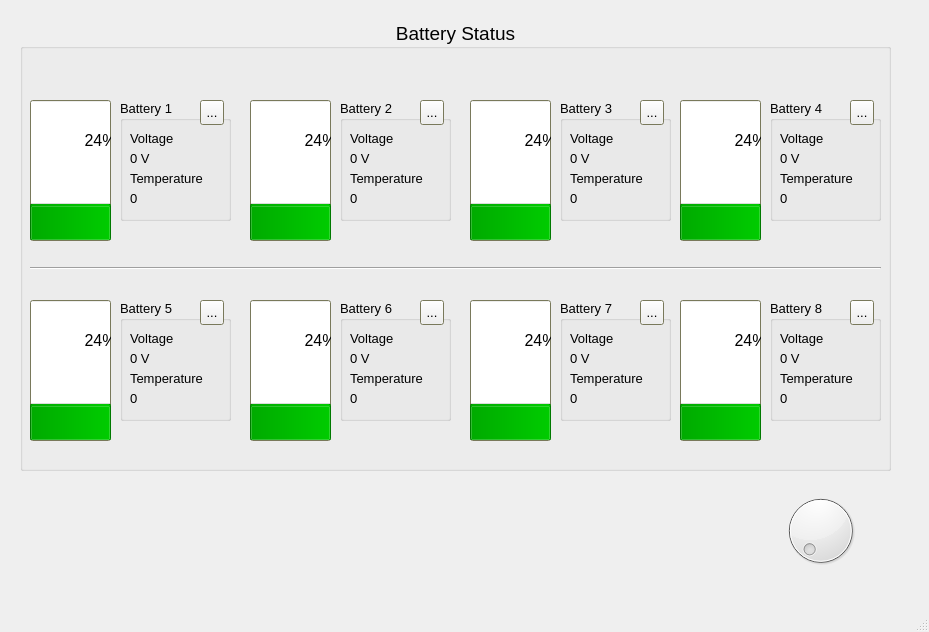
This is interface.ui in huseinaji/Python-HMI-Battery-Charger as Qt 5 draws it before an edit. The edited form follows.
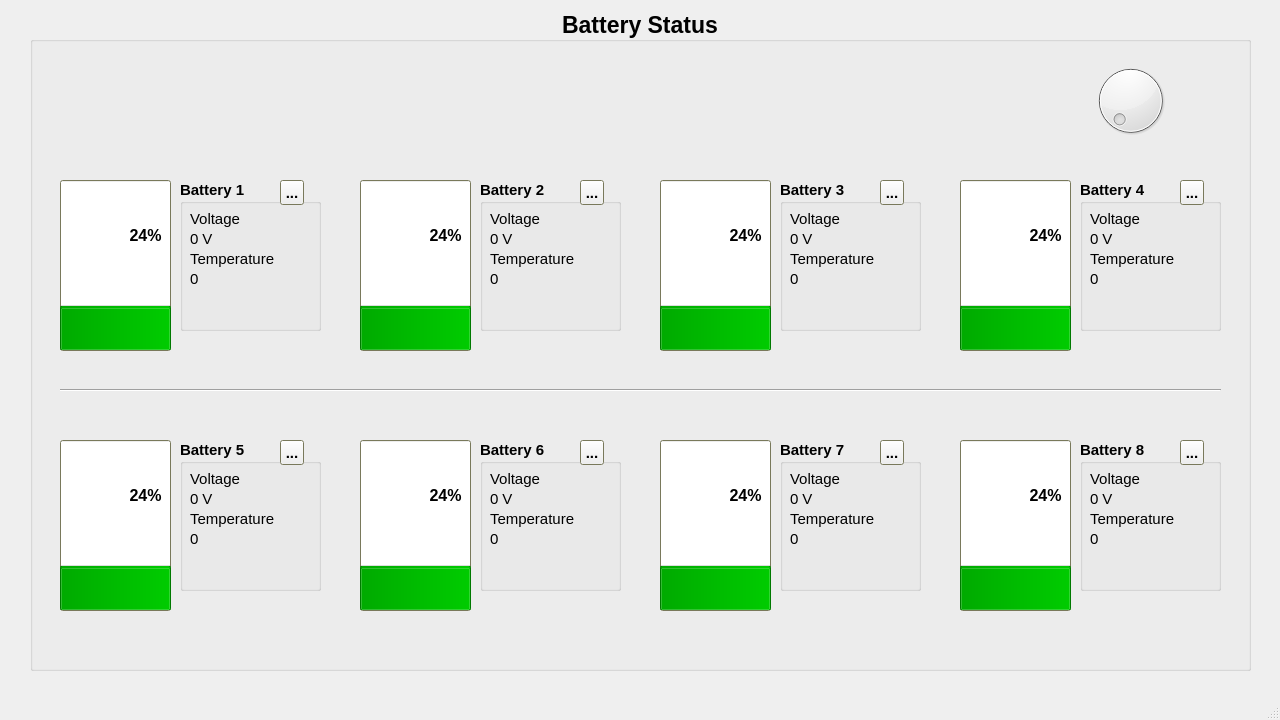
This is the edited form. Icons and pictures are not drawn.

```diff
--- a/interface.ui
+++ b/interface.ui
@@ -6,8 +6,8 @@
    <rect>
     <x>0</x>
     <y>0</y>
-    <width>929</width>
-    <height>632</height>
+    <width>1280</width>
+    <height>720</height>
    </rect>
   </property>
   <property name="windowTitle">
@@ -17,10 +17,10 @@
    <widget class="QStackedWidget" name="stackedWidget">
     <property name="geometry">
      <rect>
-      <x>10</x>
-      <y>10</y>
-      <width>911</width>
-      <height>571</height>
+      <x>0</x>
+      <y>0</y>
+      <width>1261</width>
+      <height>681</height>
      </rect>
     </property>
     <property name="currentIndex">
@@ -30,10 +30,10 @@
      <widget class="QGroupBox" name="groupBox">
       <property name="geometry">
        <rect>
-        <x>10</x>
+        <x>30</x>
         <y>10</y>
-        <width>871</width>
-        <height>451</height>
+        <width>1221</width>
+        <height>661</height>
        </rect>
       </property>
       <property name="palette">
@@ -102,9 +102,9 @@
       </property>
       <property name="font">
        <font>
-        <pointsize>14</pointsize>
-        <weight>50</weight>
-        <bold>false</bold>
+        <pointsize>17</pointsize>
+        <weight>75</weight>
+        <bold>true</bold>
        </font>
       </property>
       <property name="contextMenuPolicy">
@@ -125,10 +125,10 @@
       <widget class="QProgressBar" name="progressBar_3">
        <property name="geometry">
         <rect>
-         <x>450</x>
-         <y>80</y>
-         <width>81</width>
-         <height>141</height>
+         <x>630</x>
+         <y>170</y>
+         <width>111</width>
+         <height>171</height>
         </rect>
        </property>
        <property name="palette">
@@ -171,6 +171,8 @@
        <property name="font">
         <font>
          <pointsize>12</pointsize>
+         <weight>75</weight>
+         <bold>true</bold>
         </font>
        </property>
        <property name="mouseTracking">
@@ -198,10 +200,10 @@
       <widget class="QProgressBar" name="progressBar_2">
        <property name="geometry">
         <rect>
-         <x>230</x>
-         <y>80</y>
-         <width>81</width>
-         <height>141</height>
+         <x>330</x>
+         <y>170</y>
+         <width>111</width>
+         <height>171</height>
         </rect>
        </property>
        <property name="palette">
@@ -244,6 +246,8 @@
        <property name="font">
         <font>
          <pointsize>12</pointsize>
+         <weight>75</weight>
+         <bold>true</bold>
         </font>
        </property>
        <property name="layoutDirection">
@@ -265,10 +269,10 @@
       <widget class="QProgressBar" name="progressBar">
        <property name="geometry">
         <rect>
-         <x>10</x>
-         <y>80</y>
-         <width>81</width>
-         <height>141</height>
+         <x>30</x>
+         <y>170</y>
+         <width>111</width>
+         <height>171</height>
         </rect>
        </property>
        <property name="palette">
@@ -311,6 +315,8 @@
        <property name="font">
         <font>
          <pointsize>12</pointsize>
+         <weight>75</weight>
+         <bold>true</bold>
          <stylestrategy>PreferDefault</stylestrategy>
          <kerning>true</kerning>
         </font>
@@ -349,10 +355,10 @@
       <widget class="QProgressBar" name="progressBar_4">
        <property name="geometry">
         <rect>
-         <x>660</x>
-         <y>80</y>
-         <width>81</width>
-         <height>141</height>
+         <x>930</x>
+         <y>170</y>
+         <width>111</width>
+         <height>171</height>
         </rect>
        </property>
        <property name="palette">
@@ -395,6 +401,8 @@
        <property name="font">
         <font>
          <pointsize>12</pointsize>
+         <weight>75</weight>
+         <bold>true</bold>
         </font>
        </property>
        <property name="layoutDirection">
@@ -419,10 +427,10 @@
        </property>
        <property name="geometry">
         <rect>
-         <x>10</x>
-         <y>280</y>
-         <width>81</width>
-         <height>141</height>
+         <x>30</x>
+         <y>430</y>
+         <width>111</width>
+         <height>171</height>
         </rect>
        </property>
        <property name="palette">
@@ -465,6 +473,8 @@
        <property name="font">
         <font>
          <pointsize>12</pointsize>
+         <weight>75</weight>
+         <bold>true</bold>
         </font>
        </property>
        <property name="layoutDirection">
@@ -495,10 +505,10 @@
       <widget class="QProgressBar" name="progressBar_6">
        <property name="geometry">
         <rect>
-         <x>230</x>
-         <y>280</y>
-         <width>81</width>
-         <height>141</height>
+         <x>330</x>
+         <y>430</y>
+         <width>111</width>
+         <height>171</height>
         </rect>
        </property>
        <property name="palette">
@@ -541,6 +551,8 @@
        <property name="font">
         <font>
          <pointsize>12</pointsize>
+         <weight>75</weight>
+         <bold>true</bold>
         </font>
        </property>
        <property name="layoutDirection">
@@ -565,10 +577,10 @@
       <widget class="QProgressBar" name="progressBar_7">
        <property name="geometry">
         <rect>
-         <x>450</x>
-         <y>280</y>
-         <width>81</width>
-         <height>141</height>
+         <x>630</x>
+         <y>430</y>
+         <width>111</width>
+         <height>171</height>
         </rect>
        </property>
        <property name="palette">
@@ -611,6 +623,8 @@
        <property name="font">
         <font>
          <pointsize>12</pointsize>
+         <weight>75</weight>
+         <bold>true</bold>
         </font>
        </property>
        <property name="layoutDirection">
@@ -632,10 +646,10 @@
       <widget class="QProgressBar" name="progressBar_8">
        <property name="geometry">
         <rect>
-         <x>660</x>
-         <y>280</y>
-         <width>81</width>
-         <height>141</height>
+         <x>930</x>
+         <y>430</y>
+         <width>111</width>
+         <height>171</height>
         </rect>
        </property>
        <property name="palette">
@@ -678,6 +692,8 @@
        <property name="font">
         <font>
          <pointsize>12</pointsize>
+         <weight>75</weight>
+         <bold>true</bold>
         </font>
        </property>
        <property name="layoutDirection">
@@ -699,15 +715,17 @@
       <widget class="QGroupBox" name="groupBox_8">
        <property name="geometry">
         <rect>
-         <x>540</x>
-         <y>280</y>
-         <width>111</width>
-         <height>121</height>
+         <x>750</x>
+         <y>430</y>
+         <width>141</width>
+         <height>151</height>
         </rect>
        </property>
        <property name="font">
         <font>
-         <pointsize>10</pointsize>
+         <pointsize>11</pointsize>
+         <weight>75</weight>
+         <bold>true</bold>
         </font>
        </property>
        <property name="title">
@@ -722,6 +740,13 @@
           <height>17</height>
          </rect>
         </property>
+        <property name="font">
+         <font>
+          <pointsize>11</pointsize>
+          <weight>50</weight>
+          <bold>false</bold>
+         </font>
+        </property>
         <property name="text">
          <string>0 V</string>
         </property>
@@ -735,6 +760,13 @@
           <height>17</height>
          </rect>
         </property>
+        <property name="font">
+         <font>
+          <pointsize>11</pointsize>
+          <weight>50</weight>
+          <bold>false</bold>
+         </font>
+        </property>
         <property name="text">
          <string>Temperature </string>
         </property>
@@ -748,6 +780,13 @@
           <height>17</height>
          </rect>
         </property>
+        <property name="font">
+         <font>
+          <pointsize>11</pointsize>
+          <weight>50</weight>
+          <bold>false</bold>
+         </font>
+        </property>
         <property name="text">
          <string>Voltage </string>
         </property>
@@ -761,6 +800,13 @@
           <height>17</height>
          </rect>
         </property>
+        <property name="font">
+         <font>
+          <pointsize>11</pointsize>
+          <weight>50</weight>
+          <bold>false</bold>
+         </font>
+        </property>
         <property name="text">
          <string>0 </string>
         </property>
@@ -768,7 +814,7 @@
        <widget class="QToolButton" name="toolButton_7">
         <property name="geometry">
          <rect>
-          <x>80</x>
+          <x>100</x>
           <y>0</y>
           <width>24</width>
           <height>25</height>
@@ -782,15 +828,17 @@
       <widget class="QGroupBox" name="groupBox_5">
        <property name="geometry">
         <rect>
-         <x>750</x>
-         <y>80</y>
-         <width>111</width>
-         <height>121</height>
+         <x>1050</x>
+         <y>170</y>
+         <width>141</width>
+         <height>151</height>
         </rect>
        </property>
        <property name="font">
         <font>
-         <pointsize>10</pointsize>
+         <pointsize>11</pointsize>
+         <weight>75</weight>
+         <bold>true</bold>
         </font>
        </property>
        <property name="title">
@@ -805,6 +853,13 @@
           <height>17</height>
          </rect>
         </property>
+        <property name="font">
+         <font>
+          <pointsize>11</pointsize>
+          <weight>50</weight>
+          <bold>false</bold>
+         </font>
+        </property>
         <property name="text">
          <string>0 V</string>
         </property>
@@ -818,6 +873,13 @@
           <height>17</height>
          </rect>
         </property>
+        <property name="font">
+         <font>
+          <pointsize>11</pointsize>
+          <weight>50</weight>
+          <bold>false</bold>
+         </font>
+        </property>
         <property name="text">
          <string>Temperature </string>
         </property>
@@ -831,6 +893,13 @@
           <height>17</height>
          </rect>
         </property>
+        <property name="font">
+         <font>
+          <pointsize>11</pointsize>
+          <weight>50</weight>
+          <bold>false</bold>
+         </font>
+        </property>
         <property name="text">
          <string>Voltage </string>
         </property>
@@ -844,6 +913,13 @@
           <height>17</height>
          </rect>
         </property>
+        <property name="font">
+         <font>
+          <pointsize>11</pointsize>
+          <weight>50</weight>
+          <bold>false</bold>
+         </font>
+        </property>
         <property name="text">
          <string>0 </string>
         </property>
@@ -851,7 +927,7 @@
        <widget class="QToolButton" name="toolButton_4">
         <property name="geometry">
          <rect>
-          <x>80</x>
+          <x>100</x>
           <y>0</y>
           <width>24</width>
           <height>25</height>
@@ -865,15 +941,17 @@
       <widget class="QGroupBox" name="groupBox_2">
        <property name="geometry">
         <rect>
-         <x>100</x>
-         <y>80</y>
-         <width>111</width>
-         <height>121</height>
+         <x>150</x>
+         <y>170</y>
+         <width>141</width>
+         <height>151</height>
         </rect>
        </property>
        <property name="font">
         <font>
-         <pointsize>10</pointsize>
+         <pointsize>11</pointsize>
+         <weight>75</weight>
+         <bold>true</bold>
         </font>
        </property>
        <property name="title">
@@ -888,6 +966,13 @@
           <height>17</height>
          </rect>
         </property>
+        <property name="font">
+         <font>
+          <pointsize>11</pointsize>
+          <weight>50</weight>
+          <bold>false</bold>
+         </font>
+        </property>
         <property name="text">
          <string>Voltage </string>
         </property>
@@ -901,6 +986,13 @@
           <height>17</height>
          </rect>
         </property>
+        <property name="font">
+         <font>
+          <pointsize>11</pointsize>
+          <weight>50</weight>
+          <bold>false</bold>
+         </font>
+        </property>
         <property name="text">
          <string>Temperature </string>
         </property>
@@ -914,6 +1006,13 @@
           <height>17</height>
          </rect>
         </property>
+        <property name="font">
+         <font>
+          <pointsize>11</pointsize>
+          <weight>50</weight>
+          <bold>false</bold>
+         </font>
+        </property>
         <property name="text">
          <string>0 V</string>
         </property>
@@ -927,6 +1026,13 @@
           <height>17</height>
          </rect>
         </property>
+        <property name="font">
+         <font>
+          <pointsize>11</pointsize>
+          <weight>50</weight>
+          <bold>false</bold>
+         </font>
+        </property>
         <property name="text">
          <string>0</string>
         </property>
@@ -934,7 +1040,7 @@
        <widget class="QToolButton" name="toolButton">
         <property name="geometry">
          <rect>
-          <x>80</x>
+          <x>100</x>
           <y>0</y>
           <width>24</width>
           <height>25</height>
@@ -948,15 +1054,17 @@
       <widget class="QGroupBox" name="groupBox_4">
        <property name="geometry">
         <rect>
-         <x>540</x>
-         <y>80</y>
-         <width>111</width>
-         <height>121</height>
+         <x>750</x>
+         <y>170</y>
+         <width>141</width>
+         <height>151</height>
         </rect>
        </property>
        <property name="font">
         <font>
-         <pointsize>10</pointsize>
+         <pointsize>11</pointsize>
+         <weight>75</weight>
+         <bold>true</bold>
         </font>
        </property>
        <property name="title">
@@ -971,6 +1079,13 @@
           <height>17</height>
          </rect>
         </property>
+        <property name="font">
+         <font>
+          <pointsize>11</pointsize>
+          <weight>50</weight>
+          <bold>false</bold>
+         </font>
+        </property>
         <property name="text">
          <string>0 V</string>
         </property>
@@ -984,6 +1099,13 @@
           <height>17</height>
          </rect>
         </property>
+        <property name="font">
+         <font>
+          <pointsize>11</pointsize>
+          <weight>50</weight>
+          <bold>false</bold>
+         </font>
+        </property>
         <property name="text">
          <string>Temperature </string>
         </property>
@@ -997,6 +1119,13 @@
           <height>17</height>
          </rect>
         </property>
+        <property name="font">
+         <font>
+          <pointsize>11</pointsize>
+          <weight>50</weight>
+          <bold>false</bold>
+         </font>
+        </property>
         <property name="text">
          <string>Voltage </string>
         </property>
@@ -1010,6 +1139,13 @@
           <height>17</height>
          </rect>
         </property>
+        <property name="font">
+         <font>
+          <pointsize>11</pointsize>
+          <weight>50</weight>
+          <bold>false</bold>
+         </font>
+        </property>
         <property name="text">
          <string>0 </string>
         </property>
@@ -1017,7 +1153,7 @@
        <widget class="QToolButton" name="toolButton_3">
         <property name="geometry">
          <rect>
-          <x>80</x>
+          <x>100</x>
           <y>0</y>
           <width>24</width>
           <height>25</height>
@@ -1031,15 +1167,18 @@
       <widget class="QGroupBox" name="groupBox_9">
        <property name="geometry">
         <rect>
-         <x>750</x>
-         <y>280</y>
-         <width>111</width>
-         <height>121</height>
+         <x>1050</x>
+         <y>430</y>
+         <width>141</width>
+         <height>151</height>
         </rect>
        </property>
        <property name="font">
         <font>
-         <pointsize>10</pointsize>
+         <pointsize>11</pointsize>
+         <weight>75</weight>
+         <italic>false</italic>
+         <bold>true</bold>
         </font>
        </property>
        <property name="title">
@@ -1054,6 +1193,14 @@
           <height>17</height>
          </rect>
         </property>
+        <property name="font">
+         <font>
+          <pointsize>11</pointsize>
+          <weight>50</weight>
+          <italic>false</italic>
+          <bold>false</bold>
+         </font>
+        </property>
         <property name="text">
          <string>0 V</string>
         </property>
@@ -1067,6 +1214,15 @@
           <height>17</height>
          </rect>
         </property>
+        <property name="font">
+         <font>
+          <pointsize>11</pointsize>
+          <weight>50</weight>
+          <italic>false</italic>
+          <bold>false</bold>
+          <kerning>true</kerning>
+         </font>
+        </property>
         <property name="text">
          <string>Temperature </string>
         </property>
@@ -1080,6 +1236,14 @@
           <height>17</height>
          </rect>
         </property>
+        <property name="font">
+         <font>
+          <pointsize>11</pointsize>
+          <weight>50</weight>
+          <italic>false</italic>
+          <bold>false</bold>
+         </font>
+        </property>
         <property name="text">
          <string>Voltage </string>
         </property>
@@ -1093,6 +1257,14 @@
           <height>17</height>
          </rect>
         </property>
+        <property name="font">
+         <font>
+          <pointsize>11</pointsize>
+          <weight>50</weight>
+          <italic>false</italic>
+          <bold>false</bold>
+         </font>
+        </property>
         <property name="text">
          <string>0 </string>
         </property>
@@ -1100,7 +1272,7 @@
        <widget class="QToolButton" name="toolButton_8">
         <property name="geometry">
          <rect>
-          <x>80</x>
+          <x>100</x>
           <y>0</y>
           <width>24</width>
           <height>25</height>
@@ -1114,15 +1286,17 @@
       <widget class="QGroupBox" name="groupBox_7">
        <property name="geometry">
         <rect>
-         <x>320</x>
-         <y>280</y>
-         <width>111</width>
-         <height>121</height>
+         <x>450</x>
+         <y>430</y>
+         <width>141</width>
+         <height>151</height>
         </rect>
        </property>
        <property name="font">
         <font>
-         <pointsize>10</pointsize>
+         <pointsize>11</pointsize>
+         <weight>75</weight>
+         <bold>true</bold>
         </font>
        </property>
        <property name="title">
@@ -1137,6 +1311,13 @@
           <height>17</height>
          </rect>
         </property>
+        <property name="font">
+         <font>
+          <pointsize>11</pointsize>
+          <weight>50</weight>
+          <bold>false</bold>
+         </font>
+        </property>
         <property name="text">
          <string>0 V</string>
         </property>
@@ -1150,6 +1331,13 @@
           <height>17</height>
          </rect>
         </property>
+        <property name="font">
+         <font>
+          <pointsize>11</pointsize>
+          <weight>50</weight>
+          <bold>false</bold>
+         </font>
+        </property>
         <property name="text">
          <string>Temperature </string>
         </property>
@@ -1163,6 +1351,13 @@
           <height>17</height>
          </rect>
         </property>
+        <property name="font">
+         <font>
+          <pointsize>11</pointsize>
+          <weight>50</weight>
+          <bold>false</bold>
+         </font>
+        </property>
         <property name="text">
          <string>Voltage </string>
         </property>
@@ -1176,6 +1371,13 @@
           <height>17</height>
          </rect>
         </property>
+        <property name="font">
+         <font>
+          <pointsize>11</pointsize>
+          <weight>50</weight>
+          <bold>false</bold>
+         </font>
+        </property>
         <property name="text">
          <string>0 </string>
         </property>
@@ -1183,7 +1385,7 @@
        <widget class="QToolButton" name="toolButton_6">
         <property name="geometry">
          <rect>
-          <x>80</x>
+          <x>100</x>
           <y>0</y>
           <width>24</width>
           <height>25</height>
@@ -1197,15 +1399,17 @@
       <widget class="QGroupBox" name="groupBox_3">
        <property name="geometry">
         <rect>
-         <x>320</x>
-         <y>80</y>
-         <width>111</width>
-         <height>121</height>
+         <x>450</x>
+         <y>170</y>
+         <width>141</width>
+         <height>151</height>
         </rect>
        </property>
        <property name="font">
         <font>
-         <pointsize>10</pointsize>
+         <pointsize>11</pointsize>
+         <weight>75</weight>
+         <bold>true</bold>
         </font>
        </property>
        <property name="title">
@@ -1220,6 +1424,13 @@
           <height>17</height>
          </rect>
         </property>
+        <property name="font">
+         <font>
+          <pointsize>11</pointsize>
+          <weight>50</weight>
+          <bold>false</bold>
+         </font>
+        </property>
         <property name="text">
          <string>0 V</string>
         </property>
@@ -1233,6 +1444,13 @@
           <height>17</height>
          </rect>
         </property>
+        <property name="font">
+         <font>
+          <pointsize>11</pointsize>
+          <weight>50</weight>
+          <bold>false</bold>
+         </font>
+        </property>
         <property name="text">
          <string>Temperature </string>
         </property>
@@ -1246,6 +1464,13 @@
           <height>17</height>
          </rect>
         </property>
+        <property name="font">
+         <font>
+          <pointsize>11</pointsize>
+          <weight>50</weight>
+          <bold>false</bold>
+         </font>
+        </property>
         <property name="text">
          <string>Voltage </string>
         </property>
@@ -1259,6 +1484,13 @@
           <height>17</height>
          </rect>
         </property>
+        <property name="font">
+         <font>
+          <pointsize>11</pointsize>
+          <weight>50</weight>
+          <bold>false</bold>
+         </font>
+        </property>
         <property name="text">
          <string>0 </string>
         </property>
@@ -1266,7 +1498,7 @@
        <widget class="QToolButton" name="toolButton_2">
         <property name="geometry">
          <rect>
-          <x>80</x>
+          <x>100</x>
           <y>0</y>
           <width>24</width>
           <height>25</height>
@@ -1280,15 +1512,17 @@
       <widget class="QGroupBox" name="groupBox_6">
        <property name="geometry">
         <rect>
-         <x>100</x>
-         <y>280</y>
-         <width>111</width>
-         <height>121</height>
+         <x>150</x>
+         <y>430</y>
+         <width>141</width>
+         <height>151</height>
         </rect>
        </property>
        <property name="font">
         <font>
-         <pointsize>10</pointsize>
+         <pointsize>11</pointsize>
+         <weight>75</weight>
+         <bold>true</bold>
         </font>
        </property>
        <property name="title">
@@ -1303,6 +1537,13 @@
           <height>17</height>
          </rect>
         </property>
+        <property name="font">
+         <font>
+          <pointsize>11</pointsize>
+          <weight>50</weight>
+          <bold>false</bold>
+         </font>
+        </property>
         <property name="text">
          <string>0 V</string>
         </property>
@@ -1316,6 +1557,13 @@
           <height>17</height>
          </rect>
         </property>
+        <property name="font">
+         <font>
+          <pointsize>11</pointsize>
+          <weight>50</weight>
+          <bold>false</bold>
+         </font>
+        </property>
         <property name="text">
          <string>Temperature </string>
         </property>
@@ -1329,6 +1577,13 @@
           <height>17</height>
          </rect>
         </property>
+        <property name="font">
+         <font>
+          <pointsize>11</pointsize>
+          <weight>50</weight>
+          <bold>false</bold>
+         </font>
+        </property>
         <property name="text">
          <string>Voltage </string>
         </property>
@@ -1342,6 +1597,13 @@
           <height>17</height>
          </rect>
         </property>
+        <property name="font">
+         <font>
+          <pointsize>11</pointsize>
+          <weight>50</weight>
+          <bold>false</bold>
+         </font>
+        </property>
         <property name="text">
          <string>0 </string>
         </property>
@@ -1349,7 +1611,7 @@
        <widget class="QToolButton" name="toolButton_5">
         <property name="geometry">
          <rect>
-          <x>80</x>
+          <x>100</x>
           <y>0</y>
           <width>24</width>
           <height>25</height>
@@ -1363,26 +1625,39 @@
       <widget class="Line" name="line">
        <property name="geometry">
         <rect>
-         <x>10</x>
-         <y>240</y>
-         <width>851</width>
-         <height>16</height>
+         <x>30</x>
+         <y>370</y>
+         <width>1161</width>
+         <height>20</height>
         </rect>
        </property>
        <property name="orientation">
         <enum>Qt::Horizontal</enum>
        </property>
       </widget>
-     </widget>
-     <widget class="QDial" name="dial">
-      <property name="geometry">
-       <rect>
-        <x>770</x>
-        <y>480</y>
-        <width>81</width>
-        <height>81</height>
-       </rect>
-      </property>
+      <widget class="QDial" name="dial">
+       <property name="geometry">
+        <rect>
+         <x>1060</x>
+         <y>50</y>
+         <width>81</width>
+         <height>81</height>
+        </rect>
+       </property>
+      </widget>
+      <widget class="QLabel" name="label">
+       <property name="geometry">
+        <rect>
+         <x>30</x>
+         <y>40</y>
+         <width>161</width>
+         <height>91</height>
+        </rect>
+       </property>
+       <property name="text">
+        <string>&lt;html&gt;&lt;head/&gt;&lt;body&gt;&lt;p&gt;&lt;img src=&quot;:/newPrefix/GEN2.png&quot;/&gt;&lt;/p&gt;&lt;/body&gt;&lt;/html&gt;</string>
+       </property>
+      </widget>
      </widget>
     </widget>
     <widget class="QWidget" name="page_2">
```
Left out of the diff: 6 changed lines with no effect on the pictures.
